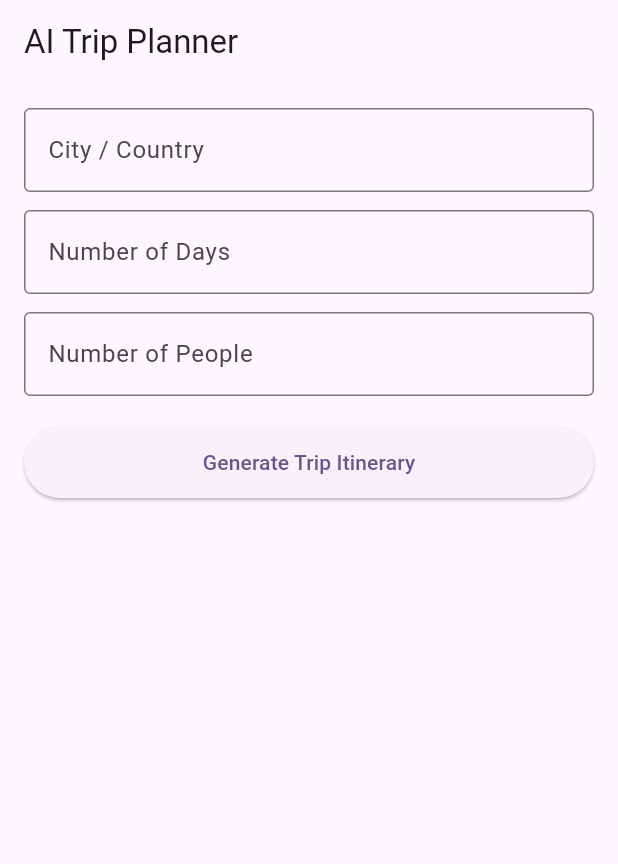
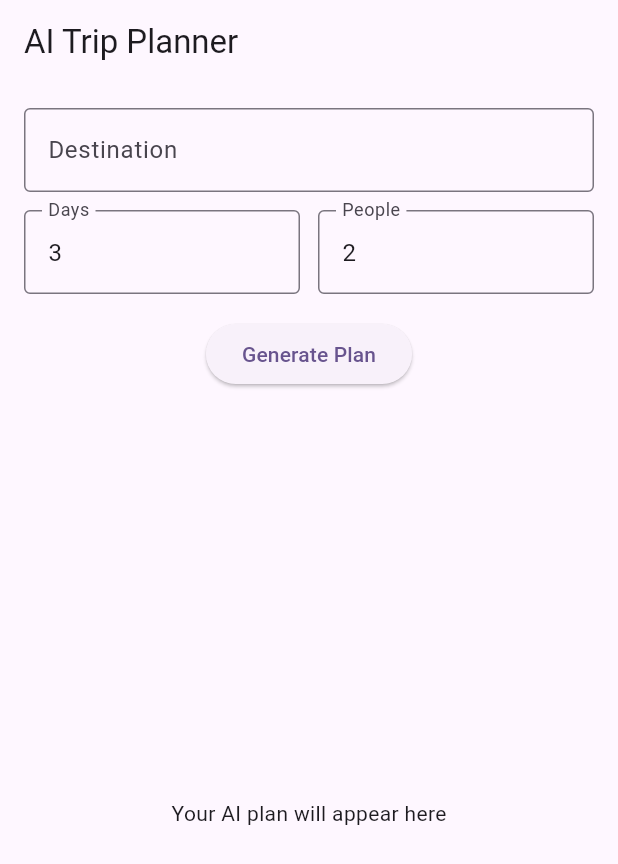
Before and after one commit to AfrinSmita/ai_travelmate, a Flutter app: the TripPlannerScreen screen opened directly, on a phone screen of 412 x 824 dp. Shown: the top 864 px of the screen. Run offline on Flutter 3.47's test engine with Material 3 defaults, Android fonts, the phone set to English and light mode, and no system bars; our stand-ins replace cached_network_image, firebase_auth, firebase_core, flutter_dotenv; accounts and stored records are empty; network calls fail.

Commit message:
planner+chat section added

```diff
--- a/lib/screens/planner/trip_planner_screen.dart
+++ b/lib/screens/planner/trip_planner_screen.dart
@@ -9,28 +9,31 @@ class TripPlannerScreen extends StatefulWidget {
 }
 
 class _TripPlannerScreenState extends State<TripPlannerScreen> {
-  final TextEditingController _cityCtrl = TextEditingController();
-  final TextEditingController _daysCtrl = TextEditingController();
-  final TextEditingController _peopleCtrl = TextEditingController();
+  final _cityCtrl = TextEditingController();
+  final _daysCtrl = TextEditingController(text: "3");
+  final _peopleCtrl = TextEditingController(text: "2");
 
   String? aiPlan;
   bool loading = false;
 
-  // -----------------------
-  // AI TRIP PLANNER FUNCTION
-  // -----------------------
-  void generatePlan() async {
+  Future<void> _generatePlan() async {
+    if (_cityCtrl.text.trim().isEmpty) {
+      ScaffoldMessenger.of(context)
+          .showSnackBar(const SnackBar(content: Text("Enter a city")));
+      return;
+    }
+
     setState(() => loading = true);
 
-    final text = await AIService.generatePlan(
+    final result = await AIService.generatePlan(
       _cityCtrl.text.trim(),
-      int.tryParse(_daysCtrl.text.trim()) ?? 3,
-      int.tryParse(_peopleCtrl.text.trim()) ?? 2,
+      int.tryParse(_daysCtrl.text) ?? 3,
+      int.tryParse(_peopleCtrl.text) ?? 2,
     );
 
     setState(() {
-      aiPlan = text;
       loading = false;
+      aiPlan = result;
     });
   }
 
@@ -38,69 +41,48 @@ class _TripPlannerScreenState extends State<TripPlannerScreen> {
   Widget build(BuildContext context) {
     return Scaffold(
       appBar: AppBar(title: const Text("AI Trip Planner")),
-      body: SingleChildScrollView(
+      body: Padding(
         padding: const EdgeInsets.all(16),
         child: Column(
           children: [
             TextField(
               controller: _cityCtrl,
               decoration: const InputDecoration(
-                labelText: "City / Country",
-                border: OutlineInputBorder(),
-              ),
+                  labelText: "Destination", border: OutlineInputBorder()),
             ),
             const SizedBox(height: 12),
-
-            TextField(
+            Row(
+              children: [
+                Expanded(
+                  child: TextField(
                     controller: _daysCtrl,
                     keyboardType: TextInputType.number,
                     decoration: const InputDecoration(
-                labelText: "Number of Days",
-                border: OutlineInputBorder(),
+                        labelText: "Days", border: OutlineInputBorder()),
                   ),
                 ),
-            const SizedBox(height: 12),
-
-            TextField(
+                const SizedBox(width: 12),
+                Expanded(
+                  child: TextField(
                     controller: _peopleCtrl,
                     keyboardType: TextInputType.number,
                     decoration: const InputDecoration(
-                labelText: "Number of People",
-                border: OutlineInputBorder(),
+                        labelText: "People", border: OutlineInputBorder()),
                   ),
                 ),
-            const SizedBox(height: 20),
-
-            SizedBox(
-              width: double.infinity,
-              height: 48,
-              child: ElevatedButton(
-                onPressed: loading ? null : generatePlan,
-                child: loading
-                    ? const CircularProgressIndicator()
-                    : const Text("Generate Trip Itinerary"),
-              ),
-            ),
-
-            const SizedBox(height: 20),
-
-            if (aiPlan != null)
-              Container(
-                padding: const EdgeInsets.all(16),
-                decoration: BoxDecoration(
-                  color: Colors.white,
-                  borderRadius: BorderRadius.circular(12),
-                  boxShadow: [
-                    BoxShadow(
-                      blurRadius: 8,
-                      color: Colors.black.withOpacity(0.1),
-                    )
               ],
             ),
-                child: Text(
-                  aiPlan!,
-                  style: const TextStyle(fontSize: 15, height: 1.4),
+            const SizedBox(height: 16),
+            ElevatedButton(
+              onPressed: loading ? null : _generatePlan,
+              child: Text(loading ? "Generating..." : "Generate Plan"),
             ),
+            const SizedBox(height: 16),
+            Expanded(
+              child: aiPlan == null
+                  ? const Center(child: Text("Your AI plan will appear here"))
+                  : SingleChildScrollView(
+                      child: Text(aiPlan!, style: const TextStyle(fontSize: 16))),
             ),
           ],
         ),
```
Also changed, not shown: lib/screens/chat/travel_chat_screen.dart (+30 -34 lines), lib/services/ai_service.dart (+89 -34 lines), 1 other file. Lines whose indentation alone changed are shown as unchanged.
